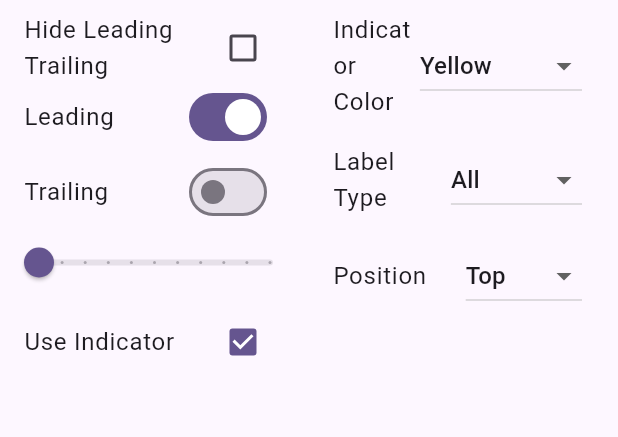
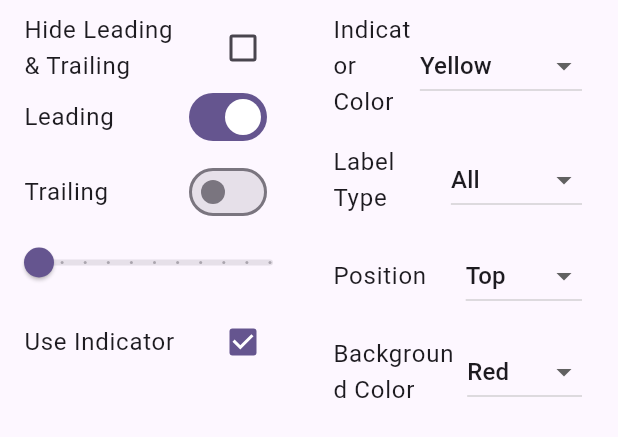
Before and after one commit to emowise/navigation_rail_example, a Flutter app: the Settings widget shown alone on an empty page, opened directly with empty values, on a phone screen of 412 x 824 dp. Shown: the top 437 px of the screen. Run offline on Flutter 3.47's test engine with Material 2 defaults, Android fonts, the phone set to English and light mode, and no system bars.

Commit message:
- Navigation rail background color setting

```diff
--- /dev/null
+++ b/lib/enums/background_color_types.dart
@@ -0,0 +1,11 @@
+import 'package:flutter/material.dart';
+
+enum BackgroundColorTypes{
+  red("Red",Colors.red),
+  orange("Orange",Colors.orange),
+  purple("Purple",Colors.purple),;
+
+  final Color color;
+  final String name;
+  const BackgroundColorTypes(this.name,this.color);
+}
--- a/lib/enums/indicator_color_types.dart
+++ b/lib/enums/indicator_color_types.dart
@@ -3,7 +3,7 @@ import 'package:flutter/material.dart';
 enum IndicatorColorTypes{
   yellow("Yellow",Colors.yellow),
   white("White",Colors.white),
-  blue("Light Green",Colors.lightGreenAccent),;
+  lightGreen("Light Green",Colors.lightGreenAccent),;
 
   final Color color;
   final String name;
--- a/lib/home_page.dart
+++ b/lib/home_page.dart
@@ -1,6 +1,8 @@
 import 'package:flutter/material.dart';
 import 'package:screen_orientation/constants.dart';
+import 'package:screen_orientation/enums/background_color_types.dart';
 import 'package:screen_orientation/enums/indicator_color_types.dart';
+import 'package:screen_orientation/enums/navigation_rail_position.dart';
 import 'package:screen_orientation/enums/navigation_rail_type.dart';
 import 'package:screen_orientation/extensions/context_extensions.dart';
 import 'package:screen_orientation/widgets/settings.dart';
@@ -14,15 +16,14 @@ class HomePage extends StatefulWidget {
 
 class _HomePageState extends State<HomePage> {
   int selectedIndex = 0;
-  double groupAlignment = -1.0;
+  double groupAlignment = NavigationRailGroupAlignment.values.first.position;
   bool useLeading = true;
   double railWidth = 60;
   bool useIndicator = true;
   Color indicatorColor = IndicatorColorTypes.values.first.color;
   NavigationRailLabelType labelType = NavigationRailType.values.first.labelType;
   bool hideLeadingTrailing = false;
-
-
+  Color railBackgroundColor = BackgroundColorTypes.values.first.color;
 
   @override
   Widget build(BuildContext context) {
@@ -56,7 +57,7 @@ class _HomePageState extends State<HomePage> {
             if (!context.isPortrait)
               NavigationRail(
                 selectedIndex: selectedIndex,
-                backgroundColor: Colors.red,
+                backgroundColor: railBackgroundColor,
                 leading: useLeading && !hideLeadingTrailing
                     ? const IconButton(
                         icon: Constants.navigationRailLeadingIcon,
@@ -85,7 +86,7 @@ class _HomePageState extends State<HomePage> {
                   });
                 },
               ),
-            if (!context.isPortrait )
+            if (!context.isPortrait)
               const VerticalDivider(
                 width: 1,
                 thickness: 1,
@@ -130,6 +131,11 @@ class _HomePageState extends State<HomePage> {
                           indicatorColor = value.color;
                         });
                       },
+                      onBackGroundColorChanged: (value) {
+                        setState(() {
+                          railBackgroundColor=value.color;
+                        });
+                      },
                     ),
             )
           ],
--- a/lib/widgets/settings.dart
+++ b/lib/widgets/settings.dart
@@ -1,4 +1,5 @@
 import 'package:flutter/material.dart';
+import 'package:screen_orientation/enums/background_color_types.dart';
 import 'package:screen_orientation/enums/indicator_color_types.dart';
 import 'package:screen_orientation/enums/navigation_rail_position.dart';
 import 'package:screen_orientation/enums/navigation_rail_type.dart';
@@ -12,6 +13,7 @@ class Settings extends StatefulWidget {
   final Function(NavigationRailLabelType) onLabelType;
   final Function(double) onPositionedChanged;
   final Function(IndicatorColorTypes) onIndicatorColorChanged;
+  final Function(BackgroundColorTypes) onBackGroundColorChanged;
 
   const Settings(
       {Key? key,
@@ -21,7 +23,8 @@ class Settings extends StatefulWidget {
       required this.onLabelType,
       required this.onPositionedChanged,
       required this.onHideLeadingTrailing,
-      required this.onIndicatorColorChanged})
+      required this.onIndicatorColorChanged,
+      required this.onBackGroundColorChanged})
       : super(key: key);
 
   @override
@@ -48,7 +51,7 @@ class _SettingsState extends State<Settings> {
             SizedBox(
               height: 50,
               child: CheckboxListTile(
-                title: const Text("Hide Leading Trailing"),
+                title: const Text("Hide Leading & Trailing"),
                 value: hideLeadingTrailing,
                 onChanged: (value) {
                   setState(() {
@@ -151,7 +154,14 @@ class _SettingsState extends State<Settings> {
               labelType: groupAlignment,
               label: const Text("Position"),
             ),
-
+            DropdownListTile<BackgroundColorTypes>(
+                items: BackgroundColorTypes.values
+                    .map((e) => DropdownMenuItem(value: e, child: Text(e.name)))
+                    .toList(),
+                onChanged: (value) {
+                  widget.onBackGroundColorChanged(value!);
+                },
+                label: const Text("Background Color"))
           ],
         ))
       ],
```
